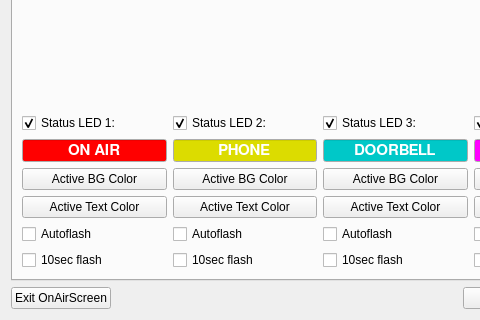
This is settings.ui in saschaludwig/OnAirScreen as Qt 5 draws it before an edit; both pictures show x 0 to 480 and y 323 to 643 of the 640 by 643 pixel window. The edited form follows.
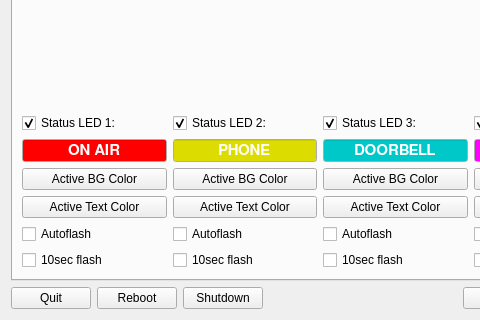
This is the edited form. Icons and pictures are not drawn.

Commit message: moved lables around, added reboot/shutdown buttons and commands

```diff
--- a/settings.ui
+++ b/settings.ui
@@ -28,7 +28,21 @@
         <bool>true</bool>
        </property>
        <property name="text">
-        <string>Exit OnAirScreen</string>
+        <string>Quit</string>
+       </property>
+      </widget>
+     </item>
+     <item>
+      <widget class="QPushButton" name="RebootButton">
+       <property name="text">
+        <string>Reboot</string>
+       </property>
+      </widget>
+     </item>
+     <item>
+      <widget class="QPushButton" name="ShutdownButton">
+       <property name="text">
+        <string>Shutdown</string>
        </property>
       </widget>
      </item>
```
The commit also changes 3 other files.
